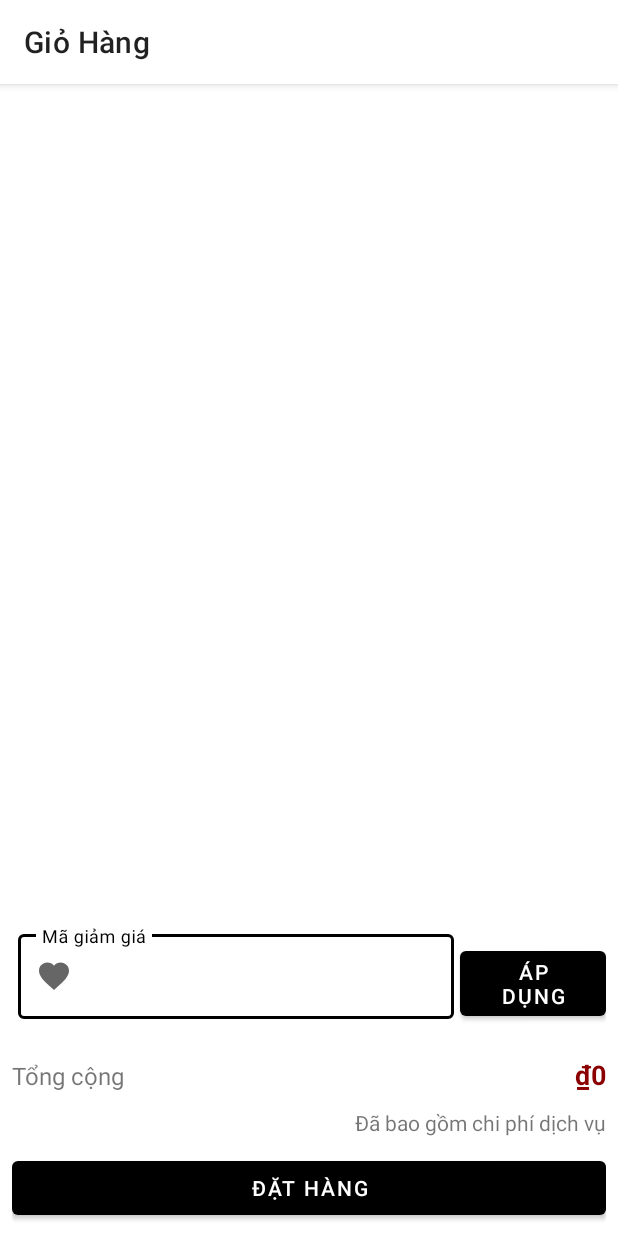
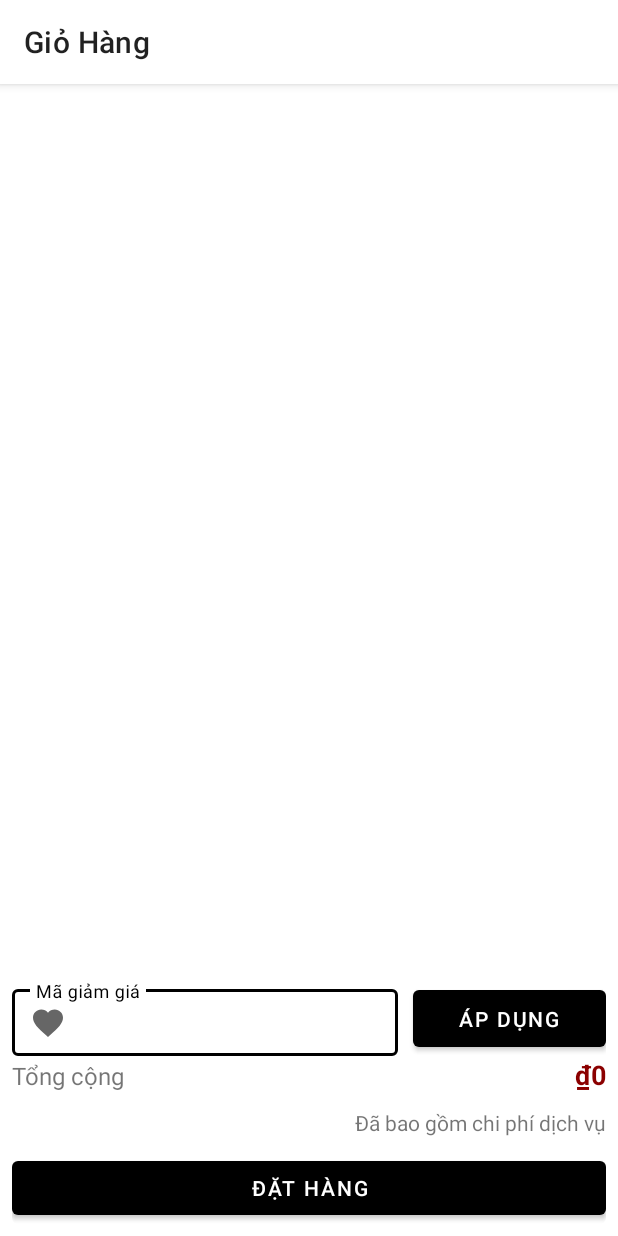
Before and after one commit to minhtus/trigonic, an Android app: the fragment CartFragment shown on its own in the app's theme, on a phone screen of 412 x 824 dp. Run offline under Robolectric (Android 15) with nearby library versions, the phone set to English and light mode, and no system bars; our stand-ins replace Room's generated code.

Commit message:
Small fix

```diff
--- a/app/src/main/AndroidManifest.xml
+++ b/app/src/main/AndroidManifest.xml
@@ -9,10 +9,7 @@
             android:roundIcon="@mipmap/ic_launcher_round"
             android:supportsRtl="true"
             android:theme="@style/AppTheme">
-        <activity
-                android:name=".SubmitProductActivity"
-                android:label="@string/title_activity_submit_product">
-        </activity>
+        <activity android:name=".SubmitProductActivity"/>
         <activity android:name=".LoginRegisterActivity"/>
         <activity android:name=".DetailProductActivity"/>
         <activity android:name=".MainActivity">
--- a/app/src/main/res/layout/fragment_cart.xml
+++ b/app/src/main/res/layout/fragment_cart.xml
@@ -36,8 +36,6 @@
             android:layout_height="wrap_content"
             android:layout_margin="@dimen/mtrl_card_spacing"
             app:cardElevation="0dp"
-            android:clickable="true"
-            android:focusable="true"
             android:layout_alignParentBottom="true"
             >
 
@@ -48,15 +46,14 @@
 
             <LinearLayout
                     android:layout_width="match_parent"
-                    android:layout_height="wrap_content"
+                    android:layout_height="50dp"
                     android:orientation="horizontal">
 
                 <com.google.android.material.textfield.TextInputLayout
-                        style="@style/Widget.MaterialComponents.TextInputLayout.OutlinedBox"
+                        style="@style/Widget.MaterialComponents.TextInputLayout.OutlinedBox.Dense"
                         android:layout_width="0dip"
-                        android:layout_weight=".75"
+                        android:layout_weight=".6"
                         android:layout_height="wrap_content"
-                        android:layout_margin="4dp"
                         android:hint="@string/placeholder_coupon"
                         app:errorEnabled="true"
                         app:helperTextEnabled="true"
@@ -64,18 +61,20 @@
 
                     <com.google.android.material.textfield.TextInputEditText
                             android:layout_width="match_parent"
-                            android:layout_height="wrap_content"
+                            android:layout_height="match_parent"
                             android:inputType="text"
                             />
                 </com.google.android.material.textfield.TextInputLayout>
 
                 <Button
                         android:id="@+id/material_button"
-                        android:layout_weight=".25"
+                        android:layout_weight=".3"
                         android:layout_width="0dp"
-                        android:layout_height="wrap_content"
+                        android:layout_height="match_parent"
                         android:gravity="center"
-                        android:text="@string/button_apply"/>
+                        android:layout_marginStart="10dp"
+                        android:text="@string/button_apply"
+                        />
             </LinearLayout>
 
             <LinearLayout
--- a/app/src/main/res/values/strings.xml
+++ b/app/src/main/res/values/strings.xml
@@ -46,5 +46,4 @@
     <string name="placeholder_repassword">Nhập lại Mật Khẩu</string>
     <string name="button_logout">Đăng Xuất</string>
     <string name="title_product_detail">Chi tiết sản phẩm</string>
-    <string name="title_activity_submit_product">SubmitProductActivity</string>
 </resources>
```
